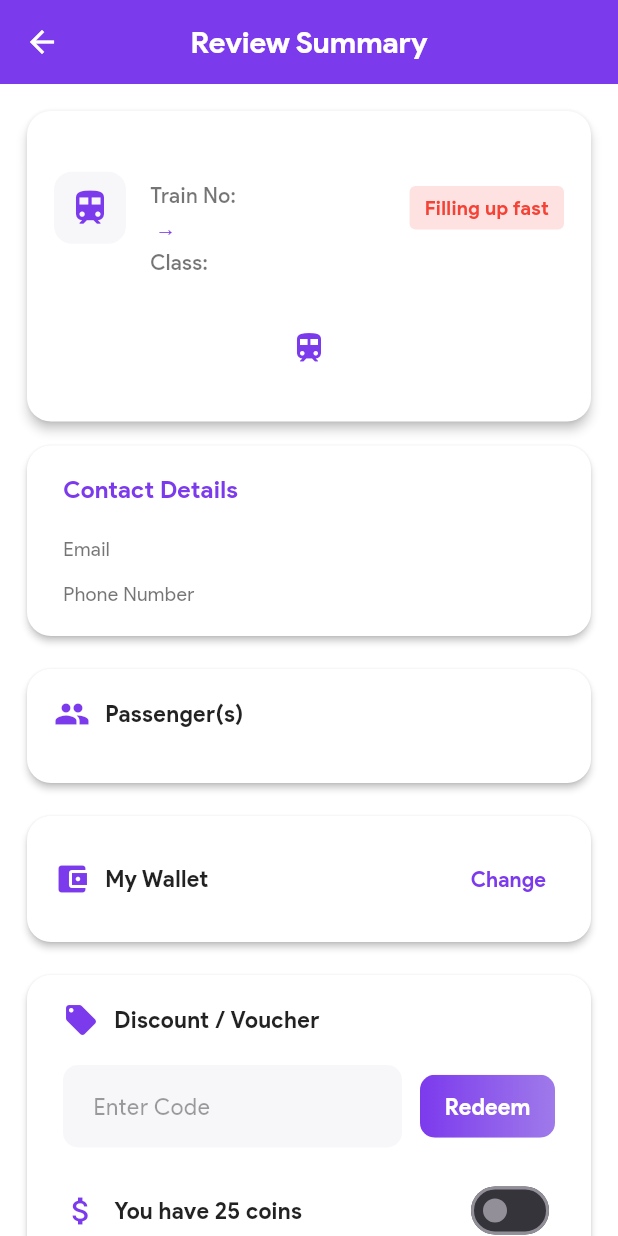
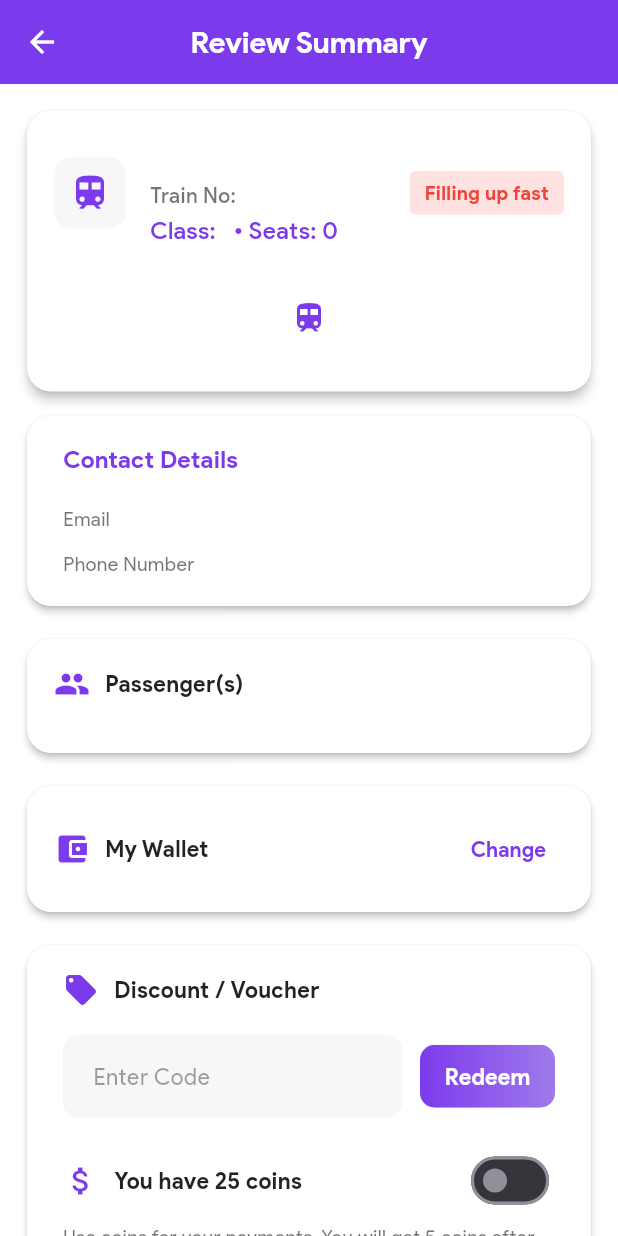
Before and after one commit to abhishek1021/train-booking-app, a Flutter app: the ReviewSummaryScreen screen opened directly with empty values, on a phone screen of 412 x 824 dp. Run offline on Flutter 3.47's test engine with Material 3 defaults, Android fonts, the phone set to English and light mode, and no system bars; our stand-ins replace barcode_widget, country_picker, dio, flutter_neumorphic_plus, flutter_svg, google_sign_in and 2 more; accounts and stored records are empty; network calls fail.

Commit message:
feat: implement review summary screen with passenger and payment details

```diff
--- a/mobile/lib/screens/review_summary_screen.dart
+++ b/mobile/lib/screens/review_summary_screen.dart
@@ -215,24 +215,30 @@ class _ReviewSummaryScreenState extends State<ReviewSummaryScreen> {
                                     color: Colors.black54,
                                   ),
                                 ),
+
                                 SizedBox(height: 2),
-                                // Use only marquee without 'From' text to avoid overflow
-                                _stationTextMarquee(
-                                  '${widget.originName} → ${widget.destinationName}',
-                                  width: 150, // Reduced width to fit in the card
-                                  fontSize: 14,
-                                  fontWeight: FontWeight.w500,
-                                  color: Color(0xFF7C3AED),
-                                ),
-                                SizedBox(height: 2),
+                                Row(
+                                  children: [
                                     Text(
                                       'Class: ${widget.selectedClass}',
                                       style: TextStyle(
                                         fontFamily: 'ProductSans',
                                         fontWeight: FontWeight.w500,
-                                    fontSize: 14,
-                                    color: Colors.black54,
+                                        fontSize: 16,
+                                        color: Color(0xFF7C3AED),
                                       ),
+                                    ),
+                                    SizedBox(width: 8),
+                                    Text(
+                                      '• Seats: ${_getSeatCount()}',
+                                      style: TextStyle(
+                                        fontFamily: 'ProductSans',
+                                        fontWeight: FontWeight.w500,
+                                        fontSize: 16,
+                                        color: Color(0xFF7C3AED),
+                                      ),
+                                    ),
+                                  ],
                                 ),
                               ],
                             ),
@@ -447,23 +453,7 @@ class _ReviewSummaryScreenState extends State<ReviewSummaryScreen> {
                                             ],
                                           ),
                                         ),
-                                        // Remove passenger button
-                                        GestureDetector(
-                                          onTap: canRemove ? () => _removePassenger(idx) : null,
-                                          child: Container(
-                                            width: 24,
-                                            height: 24,
-                                            decoration: BoxDecoration(
-                                              shape: BoxShape.circle,
-                                              color: canRemove ? Colors.red.withOpacity(0.1) : Colors.grey.withOpacity(0.1),
-                                            ),
-                                            child: Icon(
-                                              Icons.close,
-                                              color: canRemove ? Colors.red : Colors.grey,
-                                              size: 16,
-                                            ),
-                                          ),
-                                        ),
+
                                         // Seat indicator (placeholder)
                                         Container(
                                           padding: EdgeInsets.symmetric(horizontal: 8, vertical: 4),
@@ -887,11 +877,20 @@ class _ReviewSummaryScreenState extends State<ReviewSummaryScreen> {
                   ),
                 ),
               ),
-              SizedBox(height: 16),
+              SizedBox(height: 24),
               SizedBox(
                 width: double.infinity,
                 height: 52,
                 child: ElevatedButton(
+                  style: ButtonStyle(
+                    shape: MaterialStateProperty.all(RoundedRectangleBorder(
+                      borderRadius: BorderRadius.circular(10),
+                    )),
+                    padding: MaterialStateProperty.all(EdgeInsets.zero),
+                    elevation: MaterialStateProperty.all(0),
+                    backgroundColor: MaterialStateProperty.all(Colors.transparent),
+                    overlayColor: MaterialStateProperty.all(Color(0xFF9F7AEA).withOpacity(0.08)),
+                  ),
                   onPressed: () {
                     Navigator.push(
                       context,
@@ -926,31 +925,23 @@ class _ReviewSummaryScreenState extends State<ReviewSummaryScreen> {
                       ),
                     );
                   },
-                  style: ButtonStyle(
-                    shape: MaterialStateProperty.all(RoundedRectangleBorder(
-                      borderRadius: BorderRadius.circular(10),
-                    )),
-                    backgroundColor: MaterialStateProperty.all(Colors.transparent),
-                    elevation: MaterialStateProperty.all(0),
-                    overlayColor: MaterialStateProperty.all(Color(0xFF9F7AEA).withOpacity(0.08)),
-                  ),
                   child: Container(
-                    alignment: Alignment.center,
                     decoration: BoxDecoration(
                       gradient: LinearGradient(
                         colors: [Color(0xFF7C3AED), Color(0xFF9F7AEA)],
-                        begin: Alignment.centerLeft,
-                        end: Alignment.centerRight,
                       ),
                       borderRadius: BorderRadius.circular(10),
                     ),
-                    child: Text('Confirm Booking',
+                    alignment: Alignment.center,
+                    child: Text(
+                      'Confirm Booking',
                       style: TextStyle(
                         fontFamily: 'ProductSans',
                         fontWeight: FontWeight.bold,
                         fontSize: 16,
                         color: Colors.white,
-                        )),
+                      ),
+                    ),
                   ),
                 ),
               ),
```
Lines whose indentation alone changed are shown as unchanged.
